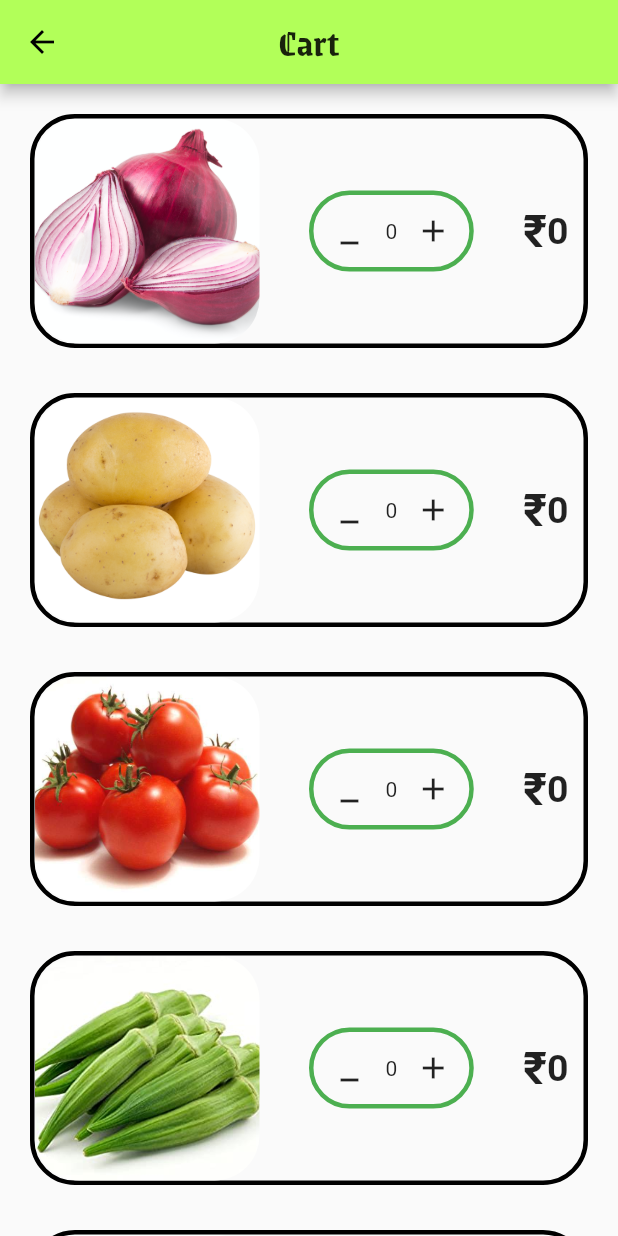
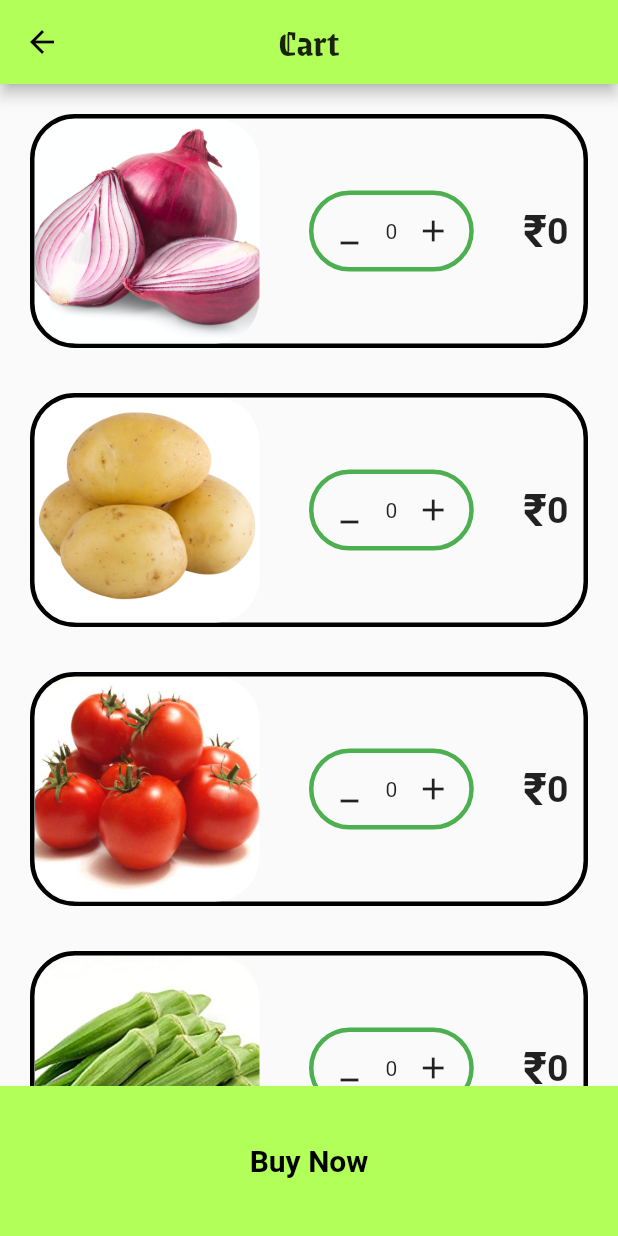
Before and after one commit to syamsundar1/veggie, a Flutter app: the screen it shows after launch, after a tap on the "shopping cart" icon, on a phone screen of 412 x 824 dp. Run offline on Flutter 3.47's test engine with Material 2 defaults, Android fonts, the phone set to English and light mode, and no system bars; our stand-ins replace cloud_firestore, firebase_core; accounts and stored records are empty.

Commit message:
for demo

```diff
--- a/lib/screens/cartscreen.dart
+++ b/lib/screens/cartscreen.dart
@@ -113,8 +113,7 @@ class _CartScreenState extends State<CartScreen> {
                     Center(
                       child: Container(
                         decoration: BoxDecoration(
-                              border:
-                                  Border.all(width: 3.0, color: Colors.green),
+                            border: Border.all(width: 3.0, color: Colors.green),
                             borderRadius: BorderRadius.circular(30.0)),
                         child: Row(
                           mainAxisAlignment: MainAxisAlignment.center,
@@ -204,8 +203,7 @@ class _CartScreenState extends State<CartScreen> {
                     Center(
                       child: Container(
                         decoration: BoxDecoration(
-                              border:
-                                  Border.all(width: 3.0, color: Colors.green),
+                            border: Border.all(width: 3.0, color: Colors.green),
                             borderRadius: BorderRadius.circular(30.0)),
                         child: Row(
                           mainAxisAlignment: MainAxisAlignment.center,
@@ -293,8 +291,7 @@ class _CartScreenState extends State<CartScreen> {
                     Center(
                       child: Container(
                         decoration: BoxDecoration(
-                              border:
-                                  Border.all(width: 3.0, color: Colors.green),
+                            border: Border.all(width: 3.0, color: Colors.green),
                             borderRadius: BorderRadius.circular(30.0)),
                         child: Row(
                           mainAxisAlignment: MainAxisAlignment.center,
@@ -382,8 +379,7 @@ class _CartScreenState extends State<CartScreen> {
                     Center(
                       child: Container(
                         decoration: BoxDecoration(
-                              border:
-                                  Border.all(width: 3.0, color: Colors.green),
+                            border: Border.all(width: 3.0, color: Colors.green),
                             borderRadius: BorderRadius.circular(30.0)),
                         child: Row(
                           mainAxisAlignment: MainAxisAlignment.center,
@@ -403,8 +399,7 @@ class _CartScreenState extends State<CartScreen> {
                                           ladiesfingermrp +
                                           bringalmrp;
                                     } else {
-                                        ladiesfingercount =
-                                            ladiesfingercount - 1;
+                                      ladiesfingercount = ladiesfingercount - 1;
                                       ladiesfingermrp =
                                           ladiesfingercount * ladiefinger1kg;
                                       totalmrp = onoionmrp +
@@ -475,8 +470,7 @@ class _CartScreenState extends State<CartScreen> {
                     Center(
                       child: Container(
                         decoration: BoxDecoration(
-                              border:
-                                  Border.all(width: 3.0, color: Colors.green),
+                            border: Border.all(width: 3.0, color: Colors.green),
                             borderRadius: BorderRadius.circular(30.0)),
                         child: Row(
                           mainAxisAlignment: MainAxisAlignment.center,
@@ -549,18 +543,41 @@ class _CartScreenState extends State<CartScreen> {
                 children: [
                   Text(
                     "Total Price : ",
-                      style: TextStyle(
-                          fontSize: 35.0, fontWeight: FontWeight.bold),
+                    style:
+                        TextStyle(fontSize: 35.0, fontWeight: FontWeight.bold),
                   ),
                   Text(
                     "$totalmrp Rs",
                     style: TextStyle(fontSize: 30.0),
                   )
                 ],
+              ),
+              SizedBox(
+                height: 100.0,
               )
             ],
           ),
         ),
-        ));
+      ),
+      bottomSheet: Container(
+        height: 100.0,
+        width: MediaQuery.of(context).size.width,
+        decoration: BoxDecoration(
+          color: Theme.of(context).primaryColor,
+        ),
+        child: Center(
+          child: FlatButton(
+            onPressed: () {},
+            child: Text(
+              "Buy Now",
+              style: TextStyle(
+                  color: Colors.black,
+                  fontSize: 20.0,
+                  fontWeight: FontWeight.bold),
+            ),
+          ),
+        ),
+      ),
+    );
   }
 }
--- a/lib/screens/homepage.dart
+++ b/lib/screens/homepage.dart
@@ -126,7 +126,7 @@ class _HomePageState extends State<HomePage> {
                                       ),
                                     ),
                                     Text(
-                                      "Price £ : 50 ",
+                                      "Price £ : 105 ",
                                       style: TextStyle(
                                         fontSize: 20.0,
                                         fontFamily: 'GrenzeGotisch',
@@ -202,7 +202,7 @@ class _HomePageState extends State<HomePage> {
                                       ),
                                     ),
                                     Text(
-                                      "Price £ : 100 ",
+                                      "Price £ : 73 ",
                                       style: TextStyle(
                                         fontSize: 20.0,
                                         fontFamily: 'GrenzeGotisch',
@@ -278,7 +278,7 @@ class _HomePageState extends State<HomePage> {
                                       ),
                                     ),
                                     Text(
-                                      "Price £ : 30 ",
+                                      "Price £ : 28 ",
                                       style: TextStyle(
                                         fontSize: 20.0,
                                         fontFamily: 'GrenzeGotisch',
@@ -355,7 +355,7 @@ class _HomePageState extends State<HomePage> {
                                       ),
                                     ),
                                     Text(
-                                      "Price £ : 40 ",
+                                      "Price £ : 31 ",
                                       style: TextStyle(
                                         fontSize: 20.0,
                                         fontFamily: 'GrenzeGotisch',
@@ -431,7 +431,7 @@ class _HomePageState extends State<HomePage> {
                                       ),
                                     ),
                                     Text(
-                                      "Price £ : 80 ",
+                                      "Price £ : 40 ",
                                       style: TextStyle(
                                         fontSize: 20.0,
                                         fontFamily: 'GrenzeGotisch',
```
Lines whose indentation alone changed are shown as unchanged.
